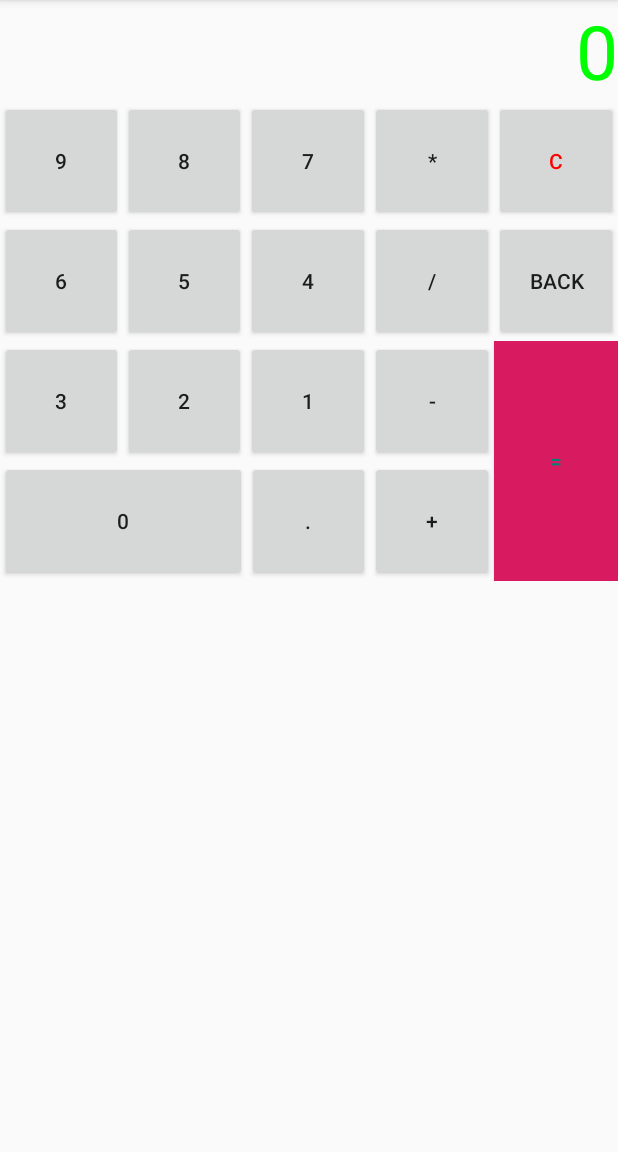
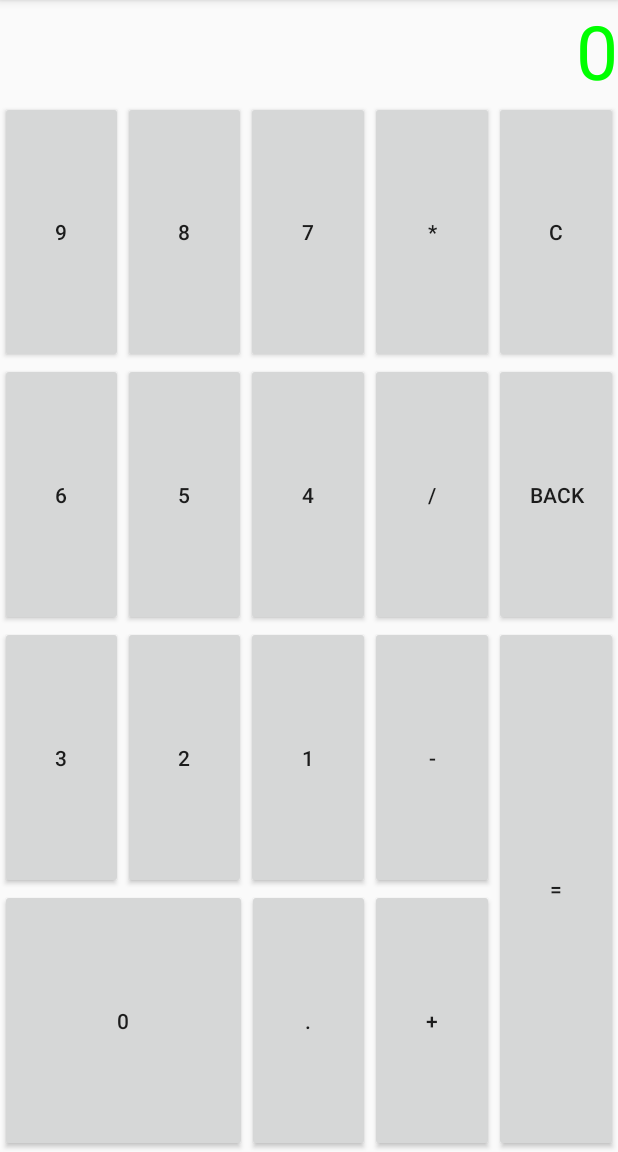
Before and after one commit to squarlhan/HelloAndroid, an Android app: the NewLinearActivity screen opened directly, with no data from a screen before it, on a phone screen of 412 x 824 dp, the part 84-1236 px from its top. Run offline under Robolectric (Android 15) with nearby library versions, the phone set to English and light mode, and no system bars.

Commit message:
Update activity_new_linear.xml
height and width self-adaptive

```diff
--- a/app/src/main/res/layout/activity_new_linear.xml
+++ b/app/src/main/res/layout/activity_new_linear.xml
@@ -19,171 +19,171 @@
 
     <LinearLayout
         android:layout_width="match_parent"
-        android:layout_height="wrap_content"
-        android:orientation="horizontal">
+        android:layout_height="0dp"
+        android:layout_weight="1"
+        android:orientation="horizontal" >
 
         <Button
             android:id="@+id/btn_9"
             android:layout_width="0dp"
-            android:layout_height="80dp"
+            android:layout_height="match_parent"
             android:layout_weight="1"
             android:text="9" />
 
         <Button
             android:id="@+id/btn_8"
             android:layout_width="0dp"
-            android:layout_height="80dp"
+            android:layout_height="match_parent"
             android:layout_weight="1"
             android:text="8" />
 
         <Button
             android:id="@+id/btn_7"
             android:layout_width="0dp"
-            android:layout_height="80dp"
+            android:layout_height="match_parent"
             android:layout_weight="1"
             android:text="7" />
 
         <Button
             android:id="@+id/btn_m"
             android:layout_width="0dp"
-            android:layout_height="80dp"
+            android:layout_height="match_parent"
             android:layout_weight="1"
             android:text="*" />
 
         <Button
             android:id="@+id/btn_c"
             android:layout_width="0dp"
-            android:layout_height="80dp"
+            android:layout_height="match_parent"
             android:layout_weight="1"
-            android:text="C"
-            android:textColor="#ff0000" />
+            android:text="C" />
     </LinearLayout>
 
     <LinearLayout
         android:layout_width="match_parent"
-        android:layout_height="wrap_content"
-        android:orientation="horizontal">
+        android:layout_height="0dp"
+        android:layout_weight="1"
+        android:orientation="horizontal" >
 
         <Button
             android:id="@+id/btn_6"
             android:layout_width="0dp"
-            android:layout_height="80dp"
+            android:layout_height="match_parent"
             android:layout_weight="1"
-
             android:text="6" />
 
         <Button
             android:id="@+id/btn_5"
             android:layout_width="0dp"
-            android:layout_height="80dp"
+            android:layout_height="match_parent"
             android:layout_weight="1"
             android:text="5" />
 
         <Button
             android:id="@+id/btn_4"
             android:layout_width="0dp"
-            android:layout_height="80dp"
+            android:layout_height="match_parent"
             android:layout_weight="1"
             android:text="4" />
 
         <Button
-            android:id="@+id/btn_ch"
+            android:id="@+id/btn_chu"
             android:layout_width="0dp"
-            android:layout_height="80dp"
+            android:layout_height="match_parent"
             android:layout_weight="1"
             android:text="/" />
 
         <Button
             android:id="@+id/btn_b"
             android:layout_width="0dp"
-            android:layout_height="80dp"
+            android:layout_height="match_parent"
             android:layout_weight="1"
             android:text="Back" />
-
     </LinearLayout>
 
     <LinearLayout
         android:layout_width="match_parent"
-        android:layout_height="wrap_content"
-        android:orientation="horizontal">
+        android:layout_height="0dp"
+        android:layout_weight="2"
+        android:orientation="horizontal" >
 
         <LinearLayout
             android:layout_width="0dp"
-            android:layout_height="wrap_content"
+            android:layout_height="match_parent"
             android:layout_weight="4"
-            android:orientation="vertical">
+            android:orientation="vertical" >
 
             <LinearLayout
                 android:layout_width="match_parent"
-                android:layout_height="wrap_content"
-                android:orientation="horizontal">
+                android:layout_height="0dp"
+                android:layout_weight="1"
+                android:orientation="horizontal" >
 
                 <Button
                     android:id="@+id/btn_3"
                     android:layout_width="0dp"
-                    android:layout_height="80dp"
+                    android:layout_height="match_parent"
                     android:layout_weight="1"
                     android:text="3" />
 
                 <Button
                     android:id="@+id/btn_2"
                     android:layout_width="0dp"
-                    android:layout_height="80dp"
+                    android:layout_height="match_parent"
                     android:layout_weight="1"
                     android:text="2" />
 
                 <Button
                     android:id="@+id/btn_1"
                     android:layout_width="0dp"
-                    android:layout_height="80dp"
+                    android:layout_height="match_parent"
                     android:layout_weight="1"
                     android:text="1" />
 
                 <Button
-                    android:id="@+id/btn_j"
+                    android:id="@+id/btn_jian"
                     android:layout_width="0dp"
-                    android:layout_height="80dp"
+                    android:layout_height="match_parent"
                     android:layout_weight="1"
                     android:text="-" />
             </LinearLayout>
 
             <LinearLayout
                 android:layout_width="match_parent"
-                android:layout_height="wrap_content"
-                android:orientation="horizontal">
+                android:layout_height="0dp"
+                android:layout_weight="1"
+                android:orientation="horizontal" >
 
                 <Button
                     android:id="@+id/btn_0"
                     android:layout_width="0dp"
-                    android:layout_height="80dp"
+                    android:layout_height="match_parent"
                     android:layout_weight="2"
                     android:text="0" />
 
                 <Button
                     android:id="@+id/btn_dot"
                     android:layout_width="0dp"
-                    android:layout_height="80dp"
+                    android:layout_height="match_parent"
                     android:layout_weight="1"
                     android:text="." />
 
                 <Button
                     android:id="@+id/btn_a"
                     android:layout_width="0dp"
-                    android:layout_height="80dp"
+                    android:layout_height="match_parent"
                     android:layout_weight="1"
                     android:text="+" />
             </LinearLayout>
         </LinearLayout>
-
         <Button
-            android:id="@+id/btn_e"
-            android:layout_width="0dp"
-            android:layout_height="match_parent"
-            android:layout_weight="1"
-            android:background="@color/colorAccent"
-            android:text="="
-            android:textColor="@color/colorPrimary" />
+                    android:id="@+id/btn_e"
+                    android:layout_width="0dp"
+                    android:layout_height="match_parent"
+                    android:layout_weight="1"
+                    android:text="=" />
     </LinearLayout>
 
 
+
 </LinearLayout>
```
